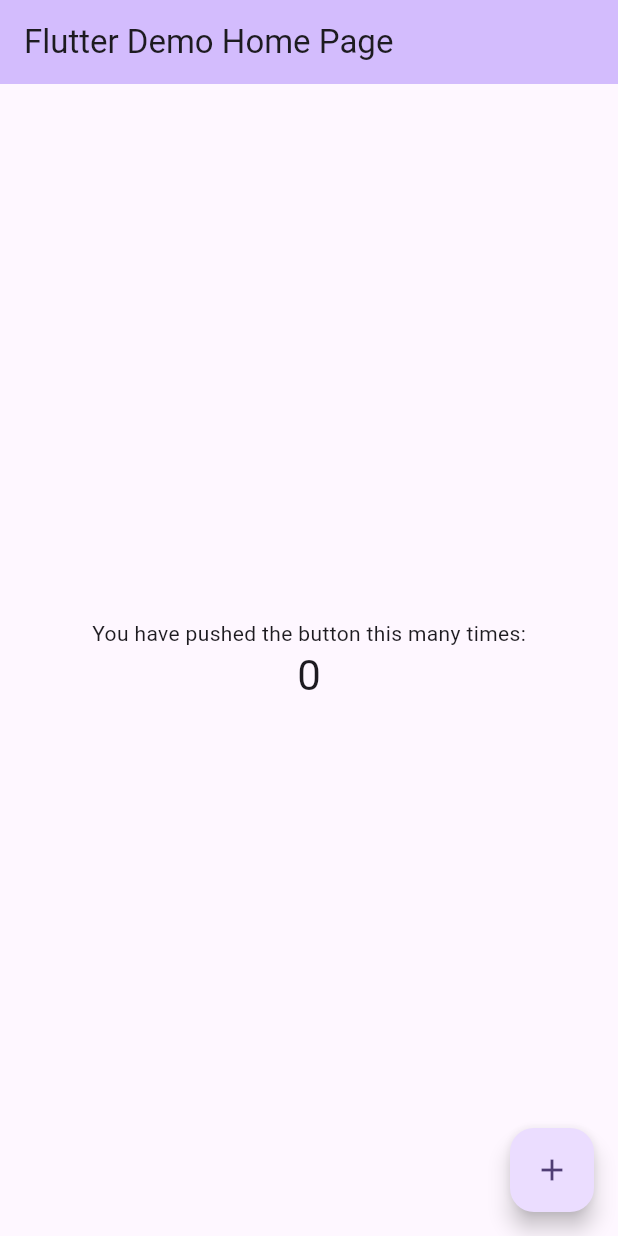
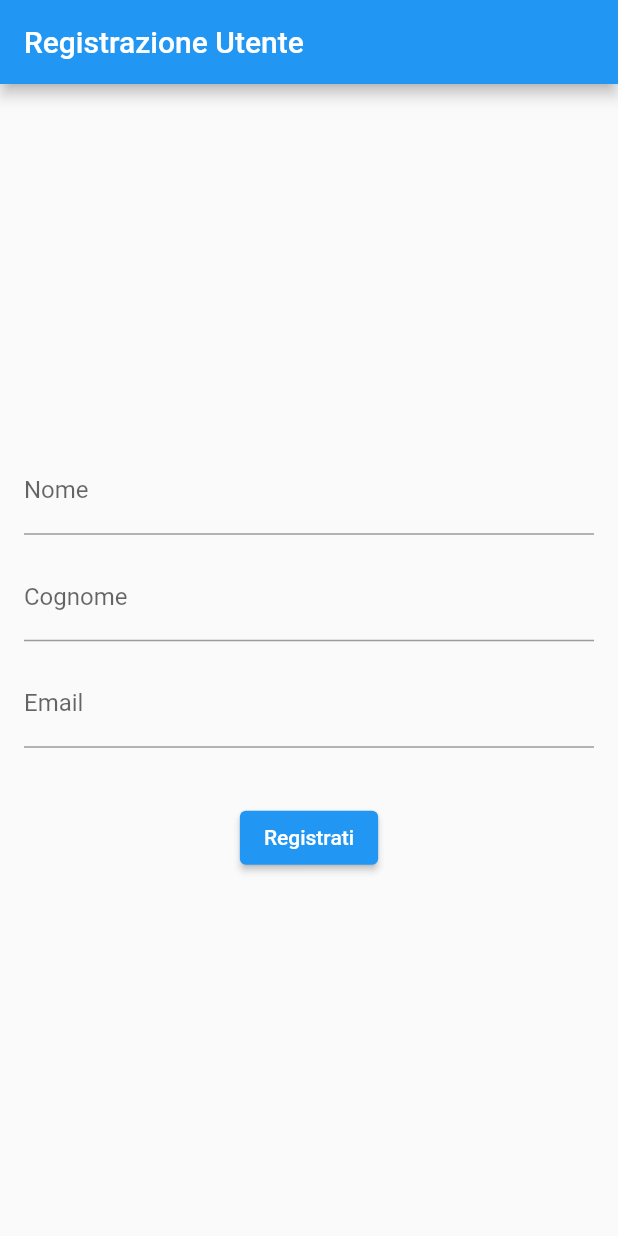
Before and after one commit to PoneiSaya/DeepTald, a Flutter app: the screen it shows after launch, on a phone screen of 412 x 824 dp. Run offline on Flutter 3.47's test engine with Material 2 defaults, Android fonts, the phone set to English and light mode, and no system bars; our stand-ins replace cloud_firestore, firebase_auth, firebase_core, get; accounts and stored records are empty.

Commit message:
add auth

```diff
--- a/deep_tald/lib/features/authentication/model/entities/paziente.dart
+++ b/deep_tald/lib/features/authentication/model/entities/paziente.dart
@@ -1,6 +1,6 @@
 // ignore_for_file: file_names
 
-import 'package:deep_tald/model/entity/utente.dart';
+import 'package:deep_tald/features/authentication/model/entities/utente.dart';
 import 'package:deep_tald/model/entity/medico.dart';
 import 'package:deep_tald/model/entity/report.dart';
 
@@ -31,7 +31,14 @@ class Paziente extends Utente {
     // Crea un'istanza di Paziente
     Paziente paziente =
         Paziente(id, nome, cognome, codFiscale, email, password, dataDiNascita);
-
     return paziente;
   }
+
+  toJson() {
+    return {
+      "Nome": super.getNome,
+      "Cognome": super.getCognome,
+      "email": super.getEmail,
+    };
+  }
 }
--- a/deep_tald/lib/features/authentication/model/entities/utente.dart
+++ b/deep_tald/lib/features/authentication/model/entities/utente.dart
@@ -1,12 +1,29 @@
+import 'package:flutter/foundation.dart';
+
 abstract class Utente {
   late String _id;
-  late String _nome;
-  late String _cognome;
+  late String nome;
+  late String cognome;
   late String _codFiscale;
   late String _email;
   late String _password;
   late DateTime _dataDiNascita;
 
-  Utente(this._id, this._cognome, this._nome, this._codFiscale, this._email,
+  Utente(this._id, this.cognome, this.nome, this._codFiscale, this._email,
       this._password, this._dataDiNascita);
+
+  @protected
+  get getNome {
+    return nome;
+  }
+
+  @protected
+  get getCognome {
+    return cognome;
+  }
+
+  @protected
+  get getEmail {
+    return _email;
+  }
 }
--- /dev/null
+++ b/deep_tald/lib/features/authentication/screens/auth_controller.dart
@@ -0,0 +1,32 @@
+import 'package:get/get.dart';
+import 'package:firebase_auth/firebase_auth.dart';
+import 'package:cloud_firestore/cloud_firestore.dart';
+
+class AuthController extends GetxController {
+  FirebaseAuth auth = FirebaseAuth.instance;
+  FirebaseFirestore firestore = FirebaseFirestore.instance;
+
+  Future<void> registerWithEmailAndPassword(
+      String email, String password, String nome, String cognome) async {
+    try {
+      // Registra l'utente con Firebase Authentication
+      UserCredential result = await auth.createUserWithEmailAndPassword(
+        email: email,
+        password: password,
+      );
+
+      // Aggiungi l'utente al database Firestore
+      await firestore.collection('utenti').doc(result.user!.uid).set({
+        'email': email,
+        'nome': nome,
+        'cognome': cognome,
+      });
+    } catch (e) {
+      Get.snackbar(
+        'Errore durante la registrazione',
+        e.toString(),
+        snackPosition: SnackPosition.BOTTOM,
+      );
+    }
+  }
+}
--- /dev/null
+++ b/deep_tald/lib/features/authentication/screens/registration.dart
@@ -0,0 +1,59 @@
+import 'package:flutter/material.dart';
+
+class Registrazione extends StatefulWidget {
+  @override
+  _RegistrazioneState createState() => _RegistrazioneState();
+}
+
+class _RegistrazioneState extends State<Registrazione> {
+  TextEditingController _firstNameController = TextEditingController();
+  TextEditingController _lastNameController = TextEditingController();
+  TextEditingController _emailController = TextEditingController();
+
+  @override
+  Widget build(BuildContext context) {
+    return Scaffold(
+      appBar: AppBar(
+        title: Text('Registrazione Utente'),
+      ),
+      body: Padding(
+        padding: EdgeInsets.all(16.0),
+        child: Column(
+          mainAxisAlignment: MainAxisAlignment.center,
+          children: [
+            TextField(
+              controller: _firstNameController,
+              decoration: InputDecoration(labelText: 'Nome'),
+            ),
+            SizedBox(height: 12.0),
+            TextField(
+              controller: _lastNameController,
+              decoration: InputDecoration(labelText: 'Cognome'),
+            ),
+            SizedBox(height: 12.0),
+            TextField(
+              controller: _emailController,
+              decoration: InputDecoration(labelText: 'Email'),
+            ),
+            SizedBox(height: 12.0),
+            SizedBox(height: 24.0),
+            ElevatedButton(
+              onPressed: () {
+                // Aggiungi qui la tua logica di registrazione dell'utente
+                String firstName = _firstNameController.text;
+                String lastName = _lastNameController.text;
+                String email = _emailController.text;
+
+                // Chiamare la tua logica di registrazione (es. metodo di AuthController)
+                // Esempio: authController.registerWithEmailAndPassword(email, password, firstName, lastName);
+
+                // Puoi implementare la logica di navigazione o feedback all'utente qui
+              },
+              child: Text('Registrati'),
+            ),
+          ],
+        ),
+      ),
+    );
+  }
+}
--- a/deep_tald/lib/main.dart
+++ b/deep_tald/lib/main.dart
@@ -1,134 +1,31 @@
-import 'package:cloud_firestore/cloud_firestore.dart';
-import 'package:flutter/material.dart';
+import 'package:deep_tald/features/authentication/screens/registration.dart';
 import 'package:firebase_core/firebase_core.dart';
 import 'firebase_options.dart';
-
-FirebaseFirestore db = FirebaseFirestore.instance;
+import 'package:flutter/material.dart';
+import 'package:get/get.dart';
+import 'package:deep_tald/features/authentication/screens/auth_controller.dart'; // Assicurati che il percorso sia corretto
 
 void main() async {
   WidgetsFlutterBinding.ensureInitialized();
   await Firebase.initializeApp(
     options: DefaultFirebaseOptions.currentPlatform,
   );
-  runApp(const MyApp());
+  WidgetsFlutterBinding
+      .ensureInitialized(); // Necessario per inizializzare alcuni servizi prima dell'esecuzione dell'app
+  Get.put(AuthController()); // Inizializza e registra il tuo AuthController
+  runApp(MyApp());
 }
 
 class MyApp extends StatelessWidget {
-  const MyApp({super.key});
-
-  // This widget is the root of your application.
   @override
   Widget build(BuildContext context) {
-    return MaterialApp(
-      title: 'Flutter Demo',
+    return GetMaterialApp(
+      title: 'My App',
       theme: ThemeData(
-        // This is the theme of your application.
-        //
-        // TRY THIS: Try running your application with "flutter run". You'll see
-        // the application has a blue toolbar. Then, without quitting the app,
-        // try changing the seedColor in the colorScheme below to Colors.green
-        // and then invoke "hot reload" (save your changes or press the "hot
-        // reload" button in a Flutter-supported IDE, or press "r" if you used
-        // the command line to start the app).
-        //
-        // Notice that the counter didn't reset back to zero; the application
-        // state is not lost during the reload. To reset the state, use hot
-        // restart instead.
-        //
-        // This works for code too, not just values: Most code changes can be
-        // tested with just a hot reload.
-        colorScheme: ColorScheme.fromSeed(seedColor: Colors.deepPurple),
-        useMaterial3: true,
+        primarySwatch: Colors.blue,
       ),
-      home: const MyHomePage(title: 'Flutter Demo Home Page'),
+      home:
+          Registrazione(), // Utilizza il widget principale della tua applicazione
     );
   }
 }
-
-class MyHomePage extends StatefulWidget {
-  const MyHomePage({super.key, required this.title});
-
-  // This widget is the home page of your application. It is stateful, meaning
-  // that it has a State object (defined below) that contains fields that affect
-  // how it looks.
-
-  // This class is the configuration for the state. It holds the values (in this
-  // case the title) provided by the parent (in this case the App widget) and
-  // used by the build method of the State. Fields in a Widget subclass are
-  // always marked "final".
-
-  final String title;
-
-  @override
-  State<MyHomePage> createState() => _MyHomePageState();
-}
-
-class _MyHomePageState extends State<MyHomePage> {
-  int _counter = 0;
-
-  void _incrementCounter() {
-    setState(() {
-      // This call to setState tells the Flutter framework that something has
-      // changed in this State, which causes it to rerun the build method below
-      // so that the display can reflect the updated values. If we changed
-      // _counter without calling setState(), then the build method would not be
-      // called again, and so nothing would appear to happen.
-      _counter++;
-    });
-  }
-
-  @override
-  Widget build(BuildContext context) {
-    // This method is rerun every time setState is called, for instance as done
-    // by the _incrementCounter method above.
-    //
-    // The Flutter framework has been optimized to make rerunning build methods
-    // fast, so that you can just rebuild anything that needs updating rather
-    // than having to individually change instances of widgets.
-    return Scaffold(
-      appBar: AppBar(
-        // TRY THIS: Try changing the color here to a specific color (to
-        // Colors.amber, perhaps?) and trigger a hot reload to see the AppBar
-        // change color while the other colors stay the same.
-        backgroundColor: Theme.of(context).colorScheme.inversePrimary,
-        // Here we take the value from the MyHomePage object that was created by
-        // the App.build method, and use it to set our appbar title.
-        title: Text(widget.title),
-      ),
-      body: Center(
-        // Center is a layout widget. It takes a single child and positions it
-        // in the middle of the parent.
-        child: Column(
-          // Column is also a layout widget. It takes a list of children and
-          // arranges them vertically. By default, it sizes itself to fit its
-          // children horizontally, and tries to be as tall as its parent.
-          //
-          // Column has various properties to control how it sizes itself and
-          // how it positions its children. Here we use mainAxisAlignment to
-          // center the children vertically; the main axis here is the vertical
-          // axis because Columns are vertical (the cross axis would be
-          // horizontal).
-          //
-          // TRY THIS: Invoke "debug painting" (choose the "Toggle Debug Paint"
-          // action in the IDE, or press "p" in the console), to see the
-          // wireframe for each widget.
-          mainAxisAlignment: MainAxisAlignment.center,
-          children: <Widget>[
-            const Text(
-              'You have pushed the button this many times:',
-            ),
-            Text(
-              '$_counter',
-              style: Theme.of(context).textTheme.headlineMedium,
-            ),
-          ],
-        ),
-      ),
-      floatingActionButton: FloatingActionButton(
-        onPressed: _incrementCounter,
-        tooltip: 'Increment',
-        child: const Icon(Icons.add),
-      ), // This trailing comma makes auto-formatting nicer for build methods.
-    );
-  }
-}
--- a/deep_tald/pubspec.yaml
+++ b/deep_tald/pubspec.yaml
@@ -32,13 +32,14 @@ dependencies:
     sdk: flutter
 
 
+
   # The following adds the Cupertino Icons font to your application.
   # Use with the CupertinoIcons class for iOS style icons.
   cupertino_icons: ^1.0.2
   firebase_core: ^2.22.0
   cloud_firestore: ^4.13.1
   firebase_auth: ^4.14.0
-
+  get:
 dev_dependencies:
   flutter_test:
     sdk: flutter
```
Also changed, not shown: deep_tald/lib/features/authentication/screens/registration_screen.dart (added, +91 -0 lines), deep_tald/lib/repository/paziente_repository.dart (added, +27 -0 lines), 1 other file.
